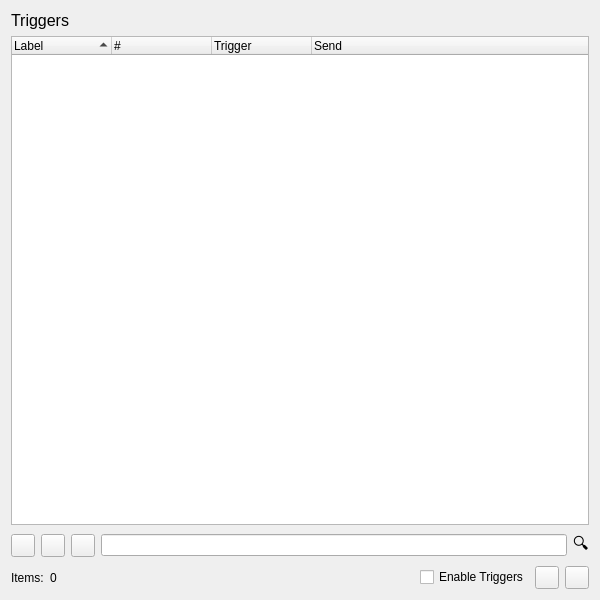
Old version of the form smushclient-qt/cpp/ui/prefs/triggers.ui in the repository jnbooth/smushclient.
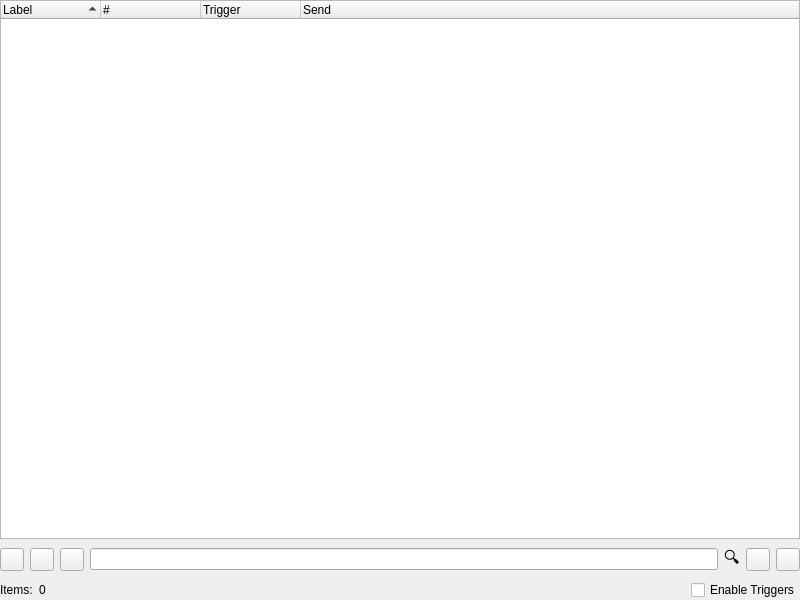
New version of the form. Icons and pictures are not drawn.

The edit to the form file:
```diff
--- a/smushclient-qt/cpp/ui/prefs/triggers.ui
+++ b/smushclient-qt/cpp/ui/prefs/triggers.ui
@@ -6,7 +6,7 @@
    <rect>
     <x>0</x>
     <y>0</y>
-    <width>600</width>
+    <width>800</width>
     <height>600</height>
    </rect>
   </property>
@@ -14,24 +14,18 @@
    <string>Dialog</string>
   </property>
   <layout class="QVBoxLayout" name="verticalLayout">
-   <item>
-    <widget class="QLabel" name="label_title">
-     <property name="sizePolicy">
-      <sizepolicy hsizetype="Preferred" vsizetype="Fixed">
-       <horstretch>0</horstretch>
-       <verstretch>0</verstretch>
-      </sizepolicy>
-     </property>
-     <property name="font">
-      <font>
-       <pointsize>12</pointsize>
-      </font>
-     </property>
-     <property name="text">
-      <string>Triggers</string>
-     </property>
-    </widget>
-   </item>
+   <property name="leftMargin">
+    <number>0</number>
+   </property>
+   <property name="topMargin">
+    <number>0</number>
+   </property>
+   <property name="rightMargin">
+    <number>0</number>
+   </property>
+   <property name="bottomMargin">
+    <number>0</number>
+   </property>
    <item>
     <widget class="QTreeWidget" name="tree">
      <property name="dragEnabled">
@@ -128,6 +122,26 @@
        </property>
       </widget>
      </item>
+     <item>
+      <widget class="QToolButton" name="export_xml">
+       <property name="text">
+        <string/>
+       </property>
+       <property name="icon">
+        <iconset theme="QIcon::ThemeIcon::EditCopy"/>
+       </property>
+      </widget>
+     </item>
+     <item>
+      <widget class="QToolButton" name="import_xml">
+       <property name="text">
+        <string/>
+       </property>
+       <property name="icon">
+        <iconset theme="QIcon::ThemeIcon::EditPaste"/>
+       </property>
+      </widget>
+     </item>
     </layout>
    </item>
    <item>
@@ -166,26 +180,6 @@
        </property>
       </widget>
      </item>
-     <item>
-      <widget class="QToolButton" name="export_xml">
-       <property name="text">
-        <string/>
-       </property>
-       <property name="icon">
-        <iconset theme="QIcon::ThemeIcon::EditCopy"/>
-       </property>
-      </widget>
-     </item>
-     <item>
-      <widget class="QToolButton" name="import_xml">
-       <property name="text">
-        <string/>
-       </property>
-       <property name="icon">
-        <iconset theme="QIcon::ThemeIcon::EditPaste"/>
-       </property>
-      </widget>
-     </item>
     </layout>
    </item>
   </layout>
```
